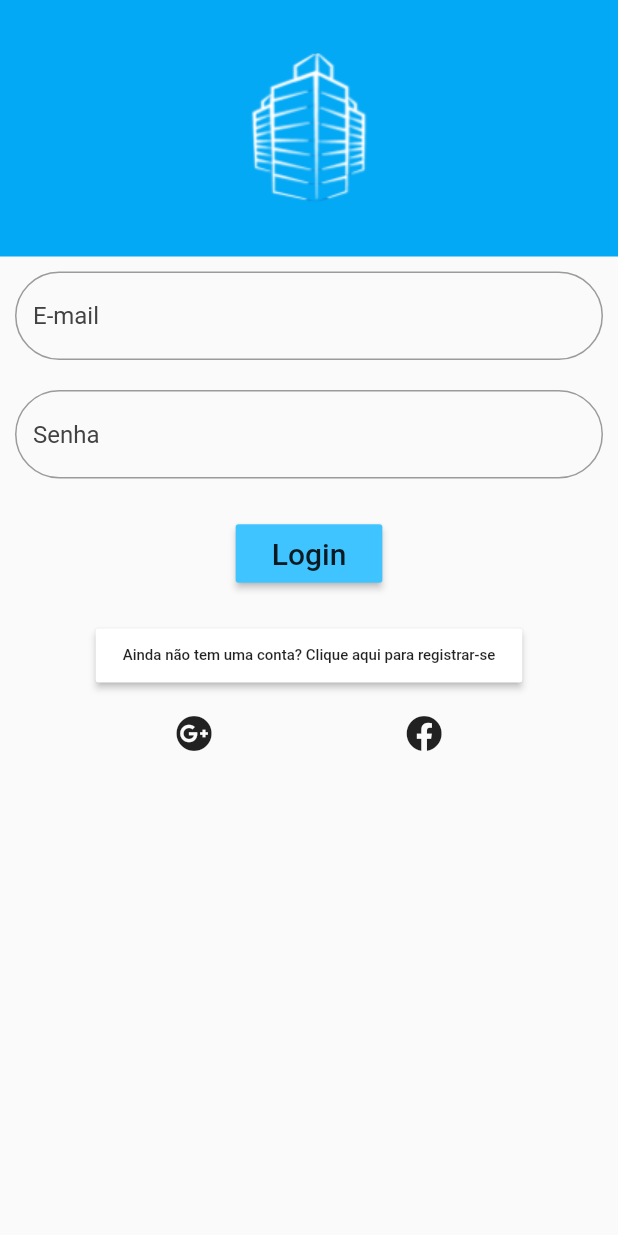
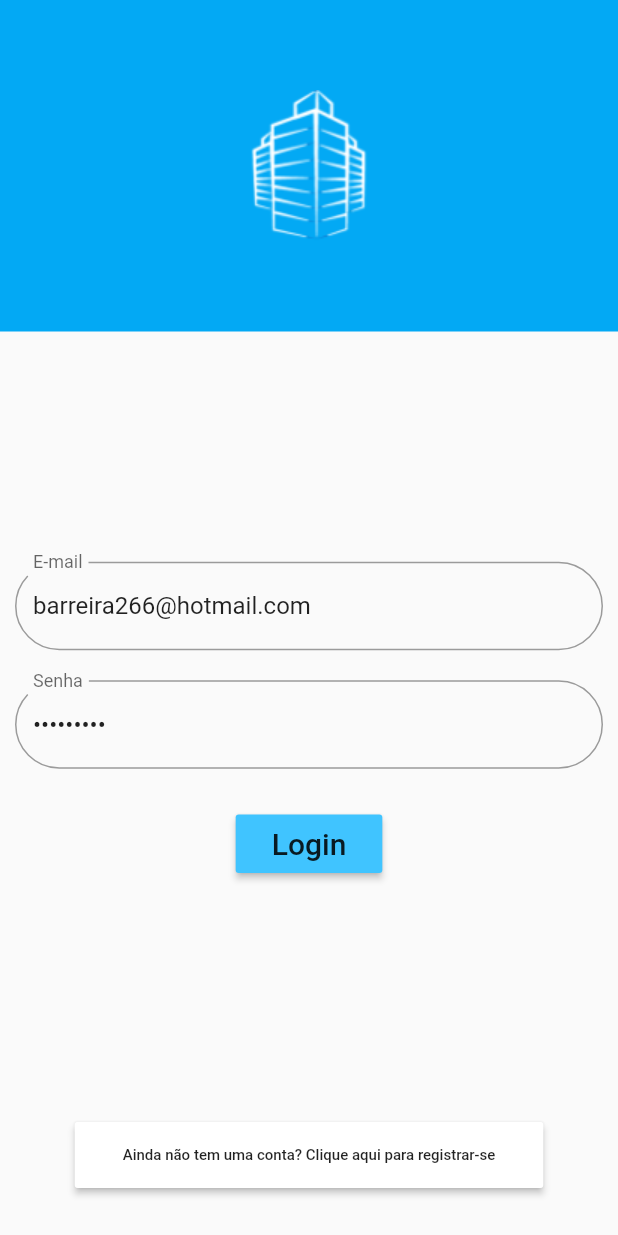
Before and after one commit to barreiradlc/e-proj, a Flutter app: the screen it shows after launch, after a tap on "Login", on a phone screen of 412 x 824 dp. Run offline on Flutter 3.47's test engine with Material 2 defaults, Android fonts, the phone set to English and light mode, and no system bars; our stand-ins replace font_awesome_flutter, shared_preferences; missing offline and left inert: universal_html; network calls fail.

Commit message:
Boas vindas

```diff
--- a/lib/telas/Home.dart
+++ b/lib/Telas/Home.dart
@@ -1,8 +1,45 @@
 import 'package:flutter/material.dart';
+import 'package:shared_preferences/shared_preferences.dart';
+import 'dart:convert';
+
+import '../Telas/Home/Inicio.dart';
+import '../Funcoes/UserData.dart';
 
 class Home extends StatelessWidget {
+  Widget build(BuildContext context) {
+    return MaterialApp(
+      home: Scaffold(
+        appBar: AppBar(
+          title: Text('E-proj')),
+        body: HomeState(),
+      ),
+    );
+  }
+}
+
+class HomeState extends StatefulWidget{
+  @override
+  Tabs createState() => Tabs();
+}
+
+
+class Tabs extends State<HomeState>{
+  String jwt = 'testeJWT';
+  String username = '';
+
   @override
   Widget build(BuildContext context) {
+
+
+    // var user = UserData.void_getJWT();
+
+    // setState(() {
+    //   this.jwt = jwt;
+    //   this.username = username;
+    // });
+    // print('out');
+    // print(user);
+
     // TODO: implement build
     return new MaterialApp(
       color: Colors.yellow,
@@ -13,6 +50,8 @@ class Home extends StatelessWidget {
             children: [
               new Container(
                 color: Colors.yellow,
+                child:Inicio()
+                // child: Text('Bem vindo ' + this.username)
               ),
               new Container(
                 color: Colors.orange,
--- a/lib/telas/Login.dart
+++ b/lib/Telas/Login.dart
@@ -29,11 +29,12 @@ class Login extends StatefulWidget {
 class _MyCustomFormState extends State<Login> {
   // Create a text controller and use it to retrieve the current value
   // of the TextField.
-  // final myController = TextEditingController(text: 'test4567@example.com');
-  // final myController2 = TextEditingController(text: 'password');
 
-  final myController = TextEditingController(text: '');
-  final myController2 = TextEditingController(text: '');
+  final myController = TextEditingController(text: 'barreira266@hotmail.com');
+  final myController2 = TextEditingController(text: '123123123');
+
+  // final myController = TextEditingController(text: '');
+  // final myController2 = TextEditingController(text: '');
 
   Future<String> getReq() async {
     // cloud
@@ -60,7 +61,10 @@ class _MyCustomFormState extends State<Login> {
 
       print('sucesso');
       print(res);
-      print(res['token']);
+
+      var resToken = res['token'];
+      var resUsername = res['perfil'];
+      print(resUsername[0]['username']);
       print('sucesso');
       // http.Response res2 = await http.post(Uri.encodeFull(url + endpoint),
       //     body: {'email': emailCred.text, 'password': senhaCred.text});
@@ -73,8 +77,8 @@ class _MyCustomFormState extends State<Login> {
       //   await jwt.setString('jwt', login['token']);
       //   print("mobile");
       // }
-      await jwt.setString('jwt', res['token']);
-      await jwt.setString('username', res['username']);
+      await jwt.setString('jwt', resToken['token']);
+      await jwt.setString('username', resUsername[0]['username']);
 
       Navigator.pushNamed(context, '/home');
     } else {
@@ -118,6 +122,7 @@ class _MyCustomFormState extends State<Login> {
       //   title: Text('Login'),
       // ),
       body: Column(
+        mainAxisAlignment: MainAxisAlignment.spaceBetween,
         children: <Widget>[
           // Padding(
           //   padding: const EdgeInsets.all(32.0),
@@ -127,40 +132,34 @@ class _MyCustomFormState extends State<Login> {
           //   ),
           // ),
           Container(
-            alignment: AlignmentDirectional(0.0, 0.0),
-            padding: new EdgeInsets.all(15.0),
+            alignment: Alignment.topCenter,
+            padding: new EdgeInsets.all(30.0),
             color: Colors.lightBlue,
             child: Padding(
-              padding: const EdgeInsets.all(20),
+              padding: const EdgeInsets.all(30),
               child: Image(
                   image: AssetImage('assets/imgs/eproject-logo-logotipo.png')),
             ),
           ),
+
+          //
+          // Form
+          //
+          Column(
+              mainAxisAlignment: MainAxisAlignment.spaceEvenly,
+              children: <Widget>[
                 Padding(
                   padding: const EdgeInsets.all(10.0),
                   child: TextField(
                     controller: myController,
                     obscureText: false,
-
-              // decoration: new InputDecoration(
-              //       border: new OutlineInputBorder(
-              //         borderRadius: const BorderRadius.all(
-              //           const Radius.circular(10.0),
-              //         ),
-              //       ),
-              //       filled: true,
-              //       hintStyle: new TextStyle(color: Colors.grey[800]),
-              //       hintText: "Type in your text",
-              //       fillColor: Colors.white70),
-
                     decoration: InputDecoration(
                       border: OutlineInputBorder(
                         borderRadius: const BorderRadius.all(
                           const Radius.circular(50.0),
                         ),
                       ),
-                hintStyle: new TextStyle(color: Colors.grey[800]),
-                hintText: "E-mail",
+                      labelText: 'E-mail',
                     ),
                   ),
                 ),
@@ -175,8 +174,7 @@ class _MyCustomFormState extends State<Login> {
                           const Radius.circular(50.0),
                         ),
                       ),
-                hintStyle: new TextStyle(color: Colors.grey[800]),
-                hintText: "Senha",
+                      labelText: 'Senha',
                     ),
                   ),
                 ),
@@ -192,58 +190,70 @@ class _MyCustomFormState extends State<Login> {
                     ),
                   ),
                 ),
+              ]),
+
+          //
+          // Form
+          //
+
           Padding(
             // margin: const EdgeInsets.only(left: 20.0, right: 20.0),
-            padding: const EdgeInsets.all(4.0),
+            padding: const EdgeInsets.only(bottom:30.0),
             child: RaisedButton(
               onPressed: () {
                 Navigator.pushNamed(context, '/cadastro');
               },
               color: Colors.white,
               child: Padding(
-                padding: const EdgeInsets.all(2.0),
+                padding: const EdgeInsets.all(16.0),
                 child: Text(
                     'Ainda não tem uma conta? Clique aqui para registrar-se',
                     style: TextStyle(fontSize: 10)),
               ),
             ),
           ),
-          Row(
-            mainAxisAlignment: MainAxisAlignment.spaceEvenly,
-            children: <Widget>[
-              IconButton(
-                  // Use the FontAwesomeIcons class for the IconData
-                  icon: new Icon(FontAwesomeIcons.googlePlus),
-                  onPressed: () {
-                    print("Pressed");
-                    return showDialog(
-                      context: context,
-                      builder: (context) {
-                        return AlertDialog(
-                          // Retrieve the text the that user has entered by using the
-                          // TextEditingController.
-                          content: Text("Funcionalidade em Desenvolvimento"),
-                        );
-                      },
-                    );
-                  }),
-              IconButton(
-                  // Use the FontAwesomeIcons class for the IconData
-                  icon: new Icon(FontAwesomeIcons.facebook),
-                  onPressed: () {
-                    return showDialog(
-                      context: context,
-                      builder: (context) {
-                        return AlertDialog(
-                          // Retrieve the text the that user has entered by using the
-                          // TextEditingController.
-                          content: Text("Funcionalidade em Desenvolvimento"),
-                        );
-                      },
-                    );
-                  })
-            ],
-          )
+
+          // ÍCONES SOCIAIS
+
+          // Row(
+          //   mainAxisAlignment: MainAxisAlignment.spaceEvenly,
+          //   children: <Widget>[
+          //     IconButton(
+          //         // Use the FontAwesomeIcons class for the IconData
+          //         icon: new Icon(FontAwesomeIcons.googlePlus),
+          //         onPressed: () {
+          //           print("Pressed");
+          //           return showDialog(
+          //             context: context,
+          //             builder: (context) {
+          //               return AlertDialog(
+          //                 // Retrieve the text the that user has entered by using the
+          //                 // TextEditingController.
+          //                 content: Text("Funcionalidade em Desenvolvimento"),
+          //               );
+          //             },
+          //           );
+          //         }),
+          //     IconButton(
+          //         // Use the FontAwesomeIcons class for the IconData
+          //         icon: new Icon(FontAwesomeIcons.facebook),
+          //         onPressed: () {
+          //           return showDialog(
+          //             context: context,
+          //             builder: (context) {
+          //               return AlertDialog(
+          //                 // Retrieve the text the that user has entered by using the
+          //                 // TextEditingController.
+          //                 content: Text("Funcionalidade em Desenvolvimento"),
+          //               );
+          //             },
+          //           );
+          //         })
+          //   ],
+          // )
+
+          // ÍCONES SOCIAIS
+
         ],
       ),
       // floatingActionButton: FloatingActionButton(
--- a/lib/main.dart
+++ b/lib/main.dart
@@ -1,47 +1,46 @@
-// Copyright 2018 Google LLC
-//
-// Licensed under the Apache License, Version 2.0 (the "License");
-// you may not use this file except in compliance with the License.
-// You may obtain a copy of the License at
-//
-//      http://www.apache.org/licenses/LICENSE-2.0
-//
-// Unless required by applicable law or agreed to in writing, software
-// distributed under the License is distributed on an "AS IS" BASIS,
-// WITHOUT WARRANTIES OR CONDITIONS OF ANY KIND, either express or implied.
-// See the License for the specific language governing permissions and
-// limitations under the License.
-
 import 'package:flutter/foundation.dart'
     show debugDefaultTargetPlatformOverride;
 import 'package:flutter/material.dart';
 import 'package:flutter/services.dart';
 
+import 'package:shared_preferences/shared_preferences.dart';
+import 'dart:async';
 
 // telas
-import  './telas/Home.dart';
-import  './telas/Login.dart';
-import  './telas/Cadastro.dart';
-
+import './Telas/Home.dart';
+import './Telas/Login.dart';
+import './Telas/Cadastro.dart';
 
 void main() {
   // See https://github.com/flutter/flutter/wiki/Desktop-shells#target-platform-override
   debugDefaultTargetPlatformOverride = TargetPlatform.fuchsia;
-  runApp(new MyApp());
+  runApp(new Geral());
 }
 
-class MyApp extends StatelessWidget {
+class Geral extends StatefulWidget {
+  @override
+  MyApp createState() => MyApp();
+}
 
+class MyApp extends State<Geral> {
   var inicio = new Home();
   var login = new Login();
   var cadastro = new Cadastro();
 
 
 
+  // _getJWT();
+
+  // var homePage
+  // if (this.jwt != ''){
+  //   homePage = '/login'
+  // } else {
+  //   homePage = '/home'
+  // }
+
   @override
   Widget build(BuildContext context) {
-    return
-    MaterialApp(
+    return MaterialApp(
       theme: ThemeData(
         primarySwatch: Colors.lightBlue,
         // See https://github.com/flutter/flutter/wiki/Desktop-shells#fonts
@@ -53,10 +52,9 @@ class MyApp extends StatelessWidget {
         '/login': (context) => login,
         '/cadastro': (context) => cadastro,
         // When navigating to the "/second" route, build the SecondScreen widget.
-        '/': (context) => inicio,
+        '/home': (context) => inicio,
       },
       debugShowCheckedModeBanner: false,
     );
-
   }
 }
```
Also changed, not shown: lib/Funcoes/UserData.dart (added, +48 -0 lines), lib/Telas/Cadastro.dart (renamed from lib/telas/Cadastro.dart, +8 -4 lines), lib/Telas/Home/Inicio.dart (added, +33 -0 lines), lib/Telas/Home/Artes.dart (renamed from lib/telas/Home/Artes.dart), lib/Telas/Home/Cadastro.dart (renamed from lib/telas/Home/Cadastro.dart), lib/Telas/Home/Chat.dart (renamed from lib/telas/Home/Chat.dart), lib/Telas/Home/Materiais.dart (renamed from lib/telas/Home/Materiais.dart), lib/Telas/Tabs.dart (renamed from lib/telas/Tabs.dart). Lines whose indentation alone changed are shown as unchanged.
